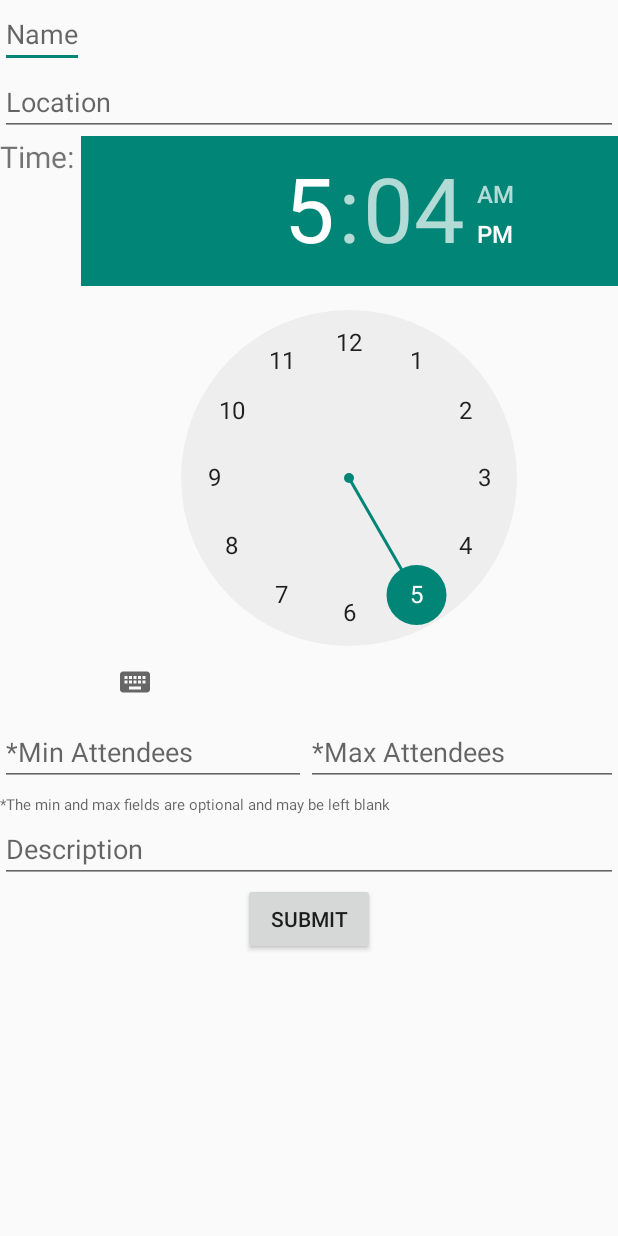
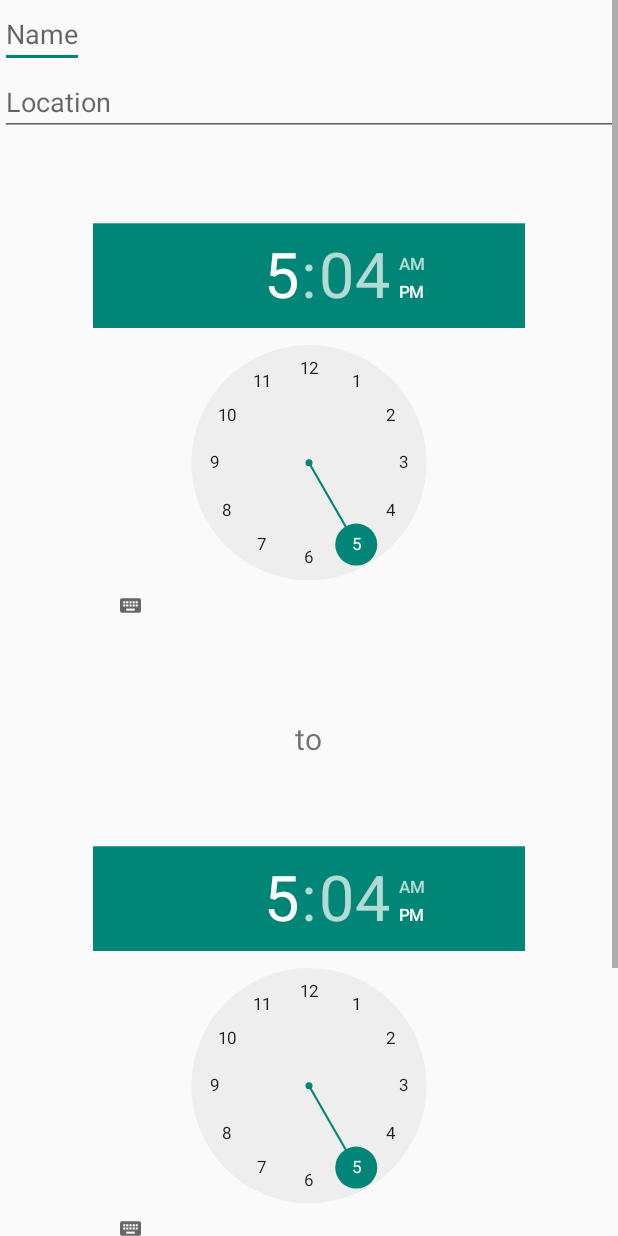
Before and after one commit to knigam/Mayfly, an Android app: the NewEventActivity screen opened directly, with no data from a screen before it, on a phone screen of 412 x 824 dp. Run offline under Robolectric (Android 15) with nearby library versions, the phone set to English and light mode, and no system bars; network calls fail.

Commit message:
fully integrated end time for events on creation and view

```diff
--- a/Mayfly/src/main/java/com/keonasoft/mayfly/activity/NewEventActivity.java
+++ b/Mayfly/src/main/java/com/keonasoft/mayfly/activity/NewEventActivity.java
@@ -34,7 +34,8 @@ public class NewEventActivity extends Activity {
     //UI References
     private EditText mNameView;
     private EditText mDescriptionView;
-    private TimePicker mTimeView;
+    private TimePicker mStartTimeView;
+    private TimePicker mEndTimeView;
     private EditText mLocationView;
     private EditText mMinView;
     private EditText mMaxView;
@@ -50,7 +51,8 @@ public class NewEventActivity extends Activity {
         mEvent = new Event();
         mNameView = (EditText) findViewById(R.id.newEventNameEditText);
         mDescriptionView = (EditText) findViewById(R.id.newEventDescriptionEditText);
-        mTimeView = (TimePicker) findViewById(R.id.newEventTimePicker);
+        mStartTimeView = (TimePicker) findViewById(R.id.newEventStartTimePicker);
+        mEndTimeView = (TimePicker) findViewById(R.id.newEventEndTimePicker);
         mLocationView = (EditText) findViewById(R.id.newEventLocationEditText);
         mMinView = (EditText) findViewById(R.id.newEventMinEditText);
         mMaxView = (EditText) findViewById(R.id.newEventMaxEditText);
@@ -116,7 +118,8 @@ public class NewEventActivity extends Activity {
         mEvent.setName(mNameView.getText().toString());
         mEvent.setDescription(mDescriptionView.getText().toString());
         mEvent.setLocation(mLocationView.getText().toString());
-        mEvent.setStartTime(mTimeView.getCurrentHour() + ":" + mTimeView.getCurrentMinute());
+        mEvent.setStartTime(mStartTimeView.getCurrentHour() + ":" + mStartTimeView.getCurrentMinute());
+        mEvent.setEndTime(mEndTimeView.getCurrentHour() + ":" + mEndTimeView.getCurrentMinute());
 
         //Check to make sure description is less than 255 chars
         if (!TextUtils.isEmpty(mEvent.getDescription()) && mEvent.getDescription().length() > 255) {
@@ -246,6 +249,7 @@ public class NewEventActivity extends Activity {
                 json.put("name", mEvent.getName());
                 json.put("location", mEvent.getLocation());
                 json.put("start_time", mEvent.getStartTime());
+                json.put("end_time", mEvent.getEndTime());
                 json.put("min", mEvent.getMin());
                 json.put("max", mEvent.getMax());
                 json.put("description", mEvent.getDescription());
--- a/Mayfly/src/main/java/com/keonasoft/mayfly/fragment/AttendingEventsFragment.java
+++ b/Mayfly/src/main/java/com/keonasoft/mayfly/fragment/AttendingEventsFragment.java
@@ -43,4 +43,10 @@ public class AttendingEventsFragment extends EventsFragment {
 
         return rootView;
     }
+
+    @Override
+    public void onResume(){
+        super.onResume();
+        displayEvents(ATTENDING, CREATOR);
+    }
 }
--- a/Mayfly/src/main/java/com/keonasoft/mayfly/fragment/EventsFragment.java
+++ b/Mayfly/src/main/java/com/keonasoft/mayfly/fragment/EventsFragment.java
@@ -67,6 +67,12 @@ public class EventsFragment extends android.app.Fragment {
         return rootView;
     }
 
+    @Override
+    public void onResume(){
+        super.onResume();
+        displayEvents(ATTENDING, CREATOR);
+    }
+
     public void displayEvents(final boolean ATTENDING, final boolean CREATOR){
 
         final ListView LISTVIEW = (ListView) rootView.findViewById(R.id.section_List);
--- a/Mayfly/src/main/java/com/keonasoft/mayfly/fragment/MyEventsFragment.java
+++ b/Mayfly/src/main/java/com/keonasoft/mayfly/fragment/MyEventsFragment.java
@@ -44,4 +44,10 @@ public class MyEventsFragment extends EventsFragment {
 
         return rootView;
     }
+
+    @Override
+    public void onResume(){
+        super.onResume();
+        displayEvents(ATTENDING, CREATOR);
+    }
 }
--- a/Mayfly/src/main/java/com/keonasoft/mayfly/model/Event.java
+++ b/Mayfly/src/main/java/com/keonasoft/mayfly/model/Event.java
@@ -36,7 +36,7 @@ public class Event {
         this.id = id;
     }
 
-    public Event(int id, String name, String description, String startTime, String entTime, String location, Integer min, Integer max,
+    public Event(int id, String name, String description, String startTime, String endTime, String location, Integer min, Integer max,
                  Boolean attending, Boolean creator){
         this.id = id;
         this.name = name;
--- a/Mayfly/src/main/res/layout/activity_new_event.xml
+++ b/Mayfly/src/main/res/layout/activity_new_event.xml
@@ -40,6 +40,7 @@
                 android:layout_width="wrap_content"
                 android:layout_height="wrap_content"
                 android:id="@+id/newEventNameEditText"
+                android:capitalize="words"
                 android:hint="Name"
                 android:singleLine="true" />
 
@@ -47,26 +48,32 @@
                 android:layout_width="match_parent"
                 android:layout_height="wrap_content"
                 android:id="@+id/newEventLocationEditText"
+                android:capitalize="sentences"
                 android:singleLine="true"
                 android:hint="Location" />
 
-            <LinearLayout
-                android:orientation="horizontal"
-                android:layout_width="match_parent"
-                android:layout_height="wrap_content">
+            <TimePicker
+                android:layout_width="wrap_content"
+                android:layout_height="wrap_content"
+                android:scaleY="0.7"
+                android:scaleX="0.7"
+                android:id="@+id/newEventStartTimePicker"
+                android:layout_gravity="center" />
 
             <TextView
             android:layout_width="wrap_content"
             android:layout_height="wrap_content"
             android:textSize="20dp"
-                    android:layout_gravity="center_horizontal"
-                    android:text="Time: " />
+            android:layout_gravity="center"
+            android:text=" to " />
 
             <TimePicker
-                    android:layout_width="match_parent"
+                android:layout_width="wrap_content"
                 android:layout_height="wrap_content"
-                    android:id="@+id/newEventTimePicker"/>
-            </LinearLayout>
+                android:scaleY="0.7"
+                android:scaleX="0.7"
+                android:id="@+id/newEventEndTimePicker"
+                android:layout_gravity="center" />
 
             <LinearLayout
                 android:orientation="horizontal"
@@ -105,6 +112,7 @@
                 android:layout_height="wrap_content"
                 android:id="@+id/newEventDescriptionEditText"
                 android:layout_gravity="center_horizontal"
+                android:capitalize="sentences"
                 android:hint="Description" />
 
             <Button
```
Also changed, not shown: Mayfly/src/main/java/com/keonasoft/mayfly/activity/EventActivity.java (+8 -1 lines), Mayfly/src/main/res/layout/activity_event.xml (+34 -35 lines). Lines whose indentation alone changed are shown as unchanged.
